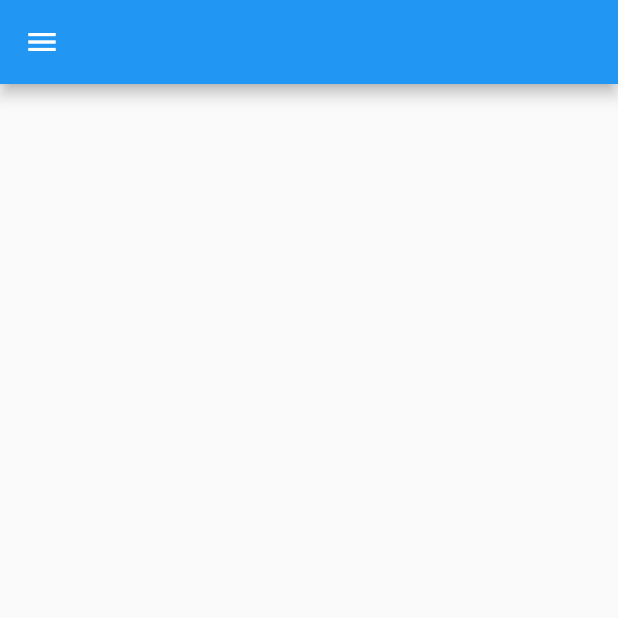
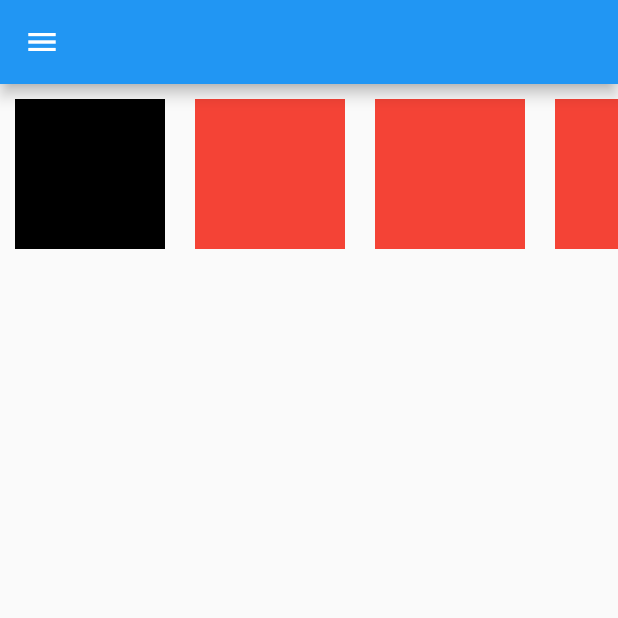
Before and after one commit to wejden7/Flutter_Tutorial, a Flutter app: the screen it shows after launch, on a phone screen of 412 x 824 dp, the top half of it. Run offline on Flutter 3.47's test engine with Material 2 defaults, Android fonts, the phone set to English and light mode, and no system bars.

Commit message:
Single Child Scroll View

```diff
--- a/lib/main.dart
+++ b/lib/main.dart
@@ -10,9 +10,44 @@ class MyApp extends StatelessWidget {
     return MaterialApp(
         title: "Course Flutter",
         home: Scaffold(
-          appBar: AppBar(),
-          drawer: Drawer(),
-          body: Container(),
-        ));
+            appBar: AppBar(),
+            drawer: Drawer(),
+            body: SingleChildScrollView(
+              scrollDirection: Axis.horizontal,
+              child: Row(
+                children: [
+                  Container(
+                    margin: EdgeInsets.all(10),
+                    width: 100,
+                    height: 100,
+                    color: Colors.black,
+                  ),
+                  Container(
+                    margin: EdgeInsets.all(10),
+                    width: 100,
+                    height: 100,
+                    color: Colors.red,
+                  ),
+                  Container(
+                    margin: EdgeInsets.all(10),
+                    width: 100,
+                    height: 100,
+                    color: Colors.red,
+                  ),
+                  Container(
+                    margin: EdgeInsets.all(10),
+                    width: 100,
+                    height: 100,
+                    color: Colors.red,
+                  ),
+                  Container(
+                    margin: EdgeInsets.all(10),
+                    width: 100,
+                    height: 100,
+                    color: Colors.blue,
+                  ),
+                ],
+              ),
+            )));
   }
 }
```
